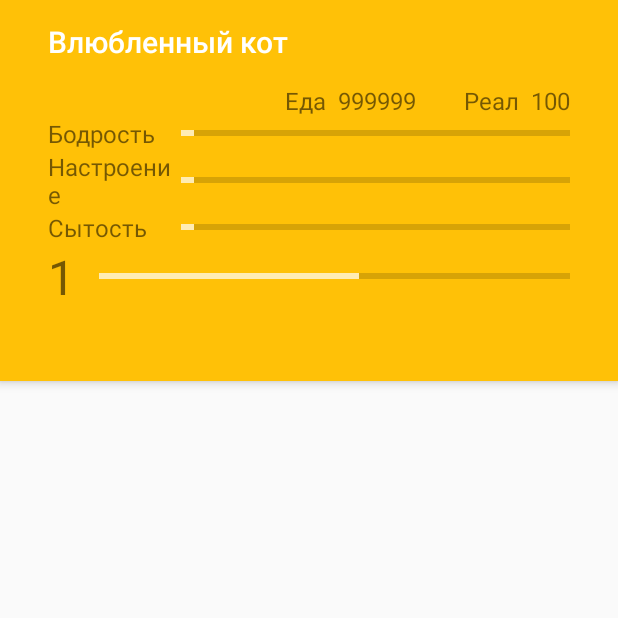
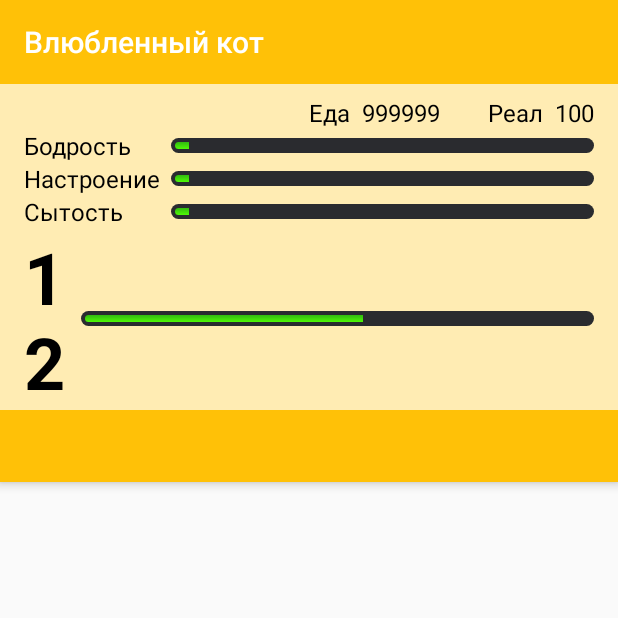
Before and after one commit to frommiass/CatInLove, an Android app: the screen it shows after launch (MainActivity), on a phone screen of 412 x 824 dp, the top half of it. Run offline under Robolectric (Android 15) with nearby library versions, the phone set to English and light mode, and no system bars; our stand-ins replace ButterKnife; libraries missing offline, so code that uses them is left out: com.jakewharton.rxrelay, rx.subscriptions; 16 statements that could not run were skipped.

Commit message:
fix design

```diff
--- a/app/src/main/res/layout/action_fragment.xml
+++ b/app/src/main/res/layout/action_fragment.xml
@@ -1,10 +1,12 @@
 <?xml version="1.0" encoding="utf-8"?>
-<RelativeLayout xmlns:android="http://schemas.android.com/apk/res/android"
+<RelativeLayout
+    xmlns:android="http://schemas.android.com/apk/res/android"
     android:layout_width="match_parent"
     android:layout_height="match_parent"
     android:background="#e5e5e5">
 
     <android.support.v7.widget.RecyclerView
+        android:background="@color/colorAccent"
         android:layout_width="match_parent"
         android:layout_height="match_parent"
         android:id="@+id/recycler_view" />
--- a/app/src/main/res/layout/activity_main.xml
+++ b/app/src/main/res/layout/activity_main.xml
@@ -1,5 +1,6 @@
 <?xml version="1.0" encoding="utf-8"?>
-<android.support.design.widget.CoordinatorLayout xmlns:android="http://schemas.android.com/apk/res/android"
+<android.support.design.widget.CoordinatorLayout
+    xmlns:android="http://schemas.android.com/apk/res/android"
     xmlns:app="http://schemas.android.com/apk/res-auto"
     xmlns:tools="http://schemas.android.com/tools"
     android:layout_width="match_parent"
@@ -17,9 +18,7 @@
         <LinearLayout
             android:layout_width="match_parent"
             android:layout_height="wrap_content"
-            android:orientation="vertical"
-            android:layout_marginLeft="16dp"
-            android:layout_marginRight="16dp">
+            android:orientation="vertical">
 
             <android.support.v7.widget.Toolbar
                 android:id="@+id/toolbar"
@@ -31,7 +30,9 @@
             <FrameLayout
                 android:id="@+id/fragment_indicators"
                 android:layout_width="match_parent"
-                android:layout_height="match_parent"/>
+                android:layout_height="wrap_content"
+                android:background="@color/colorAccent">
+            </FrameLayout>
 
             <android.support.design.widget.TabLayout
                 android:id="@+id/tab_layout"
--- a/app/src/main/res/layout/fragment_indicators.xml
+++ b/app/src/main/res/layout/fragment_indicators.xml
@@ -4,9 +4,10 @@
     xmlns:app="http://schemas.android.com/apk/res-auto"
     android:orientation="vertical"
     android:layout_width="match_parent"
-    android:layout_height="match_parent"
+    android:layout_height="wrap_content"
     android:layout_marginLeft="16dp"
-    android:layout_marginRight="16dp">
+    android:layout_marginRight="16dp"
+    android:layout_marginTop="8dp">
 
     <LinearLayout
         android:layout_width="match_parent"
@@ -18,6 +19,7 @@
             android:layout_height="wrap_content"
             android:text="@string/resource_food"
             android:textSize="16sp"
+            android:textColor="#000000"
             app:layout_scrollFlags="scroll|enterAlways"/>
         <TextView
             android:id="@+id/food"
@@ -26,6 +28,7 @@
             android:text="999999"
             android:textSize="16sp"
             android:paddingLeft="8dp"
+            android:textColor="#000000"
             app:layout_scrollFlags="scroll|enterAlways"/>
         <TextView
             android:layout_width="wrap_content"
@@ -33,6 +36,7 @@
             android:text="@string/resource_real"
             android:textSize="16sp"
             android:paddingLeft="32dp"
+            android:textColor="#000000"
             app:layout_scrollFlags="scroll|enterAlways"/>
         <TextView
             android:id="@+id/real"
@@ -41,6 +45,7 @@
             android:text="100"
             android:textSize="16sp"
             android:paddingLeft="8dp"
+            android:textColor="#000000"
             app:layout_scrollFlags="scroll|enterAlways"/>
     </LinearLayout>
 
@@ -55,6 +60,7 @@
             android:layout_weight="1"
             android:text="@string/indicator_energy"
             android:textSize="16sp"
+            android:textColor="#000000"
             app:layout_scrollFlags="scroll|snap"/>
 
         <ProgressBar
@@ -64,7 +70,7 @@
             android:layout_weight="2.4"
             android:progress="33"
             android:max="1000"
-            style="@android:style/Widget.DeviceDefault.Light.ProgressBar.Horizontal"
+            style="@style/CustomProgressBar"
             android:layout_gravity="center" />
 
     </LinearLayout>
@@ -80,6 +86,7 @@
             android:layout_weight="1"
             android:text="@string/indicator_mood"
             android:textSize="16sp"
+            android:textColor="#000000"
             app:layout_scrollFlags="scroll|snap"/>
 
         <ProgressBar
@@ -89,7 +96,7 @@
             android:layout_weight="2.4"
             android:progress="33"
             android:max="1000"
-            style="@android:style/Widget.DeviceDefault.Light.ProgressBar.Horizontal"
+            style="@style/CustomProgressBar"
             android:layout_gravity="center" />
 
     </LinearLayout>
@@ -105,6 +112,7 @@
             android:layout_weight="1"
             android:text="@string/indicator_satiety"
             android:textSize="16sp"
+            android:textColor="#000000"
             app:layout_scrollFlags="scroll|snap"/>
 
         <ProgressBar
@@ -114,7 +122,7 @@
             android:layout_weight="2.4"
             android:progress="33"
             android:max="1000"
-            style="@android:style/Widget.DeviceDefault.Light.ProgressBar.Horizontal"
+            style="@style/CustomProgressBar"
             android:layout_gravity="center" />
 
     </LinearLayout>
@@ -129,10 +137,13 @@
             android:layout_width="1dp"
             android:layout_height="wrap_content"
             android:layout_weight="1"
-            android:text="1"
-            android:textSize="32sp"
+            android:text="12"
+            android:textSize="48sp"
+            android:textColor="#000000"
             android:layout_gravity="center"
-            app:layout_scrollFlags="scroll|snap"/>
+            app:layout_scrollFlags="scroll|snap"
+            android:textStyle="bold"
+            android:fontFamily="@android:string/emptyPhoneNumber" />
 
         <ProgressBar
             android:id="@+id/pb_exp"
@@ -141,7 +152,7 @@
             android:layout_weight="8"
             android:progress="33"
             android:max="80"
-            style="@android:style/Widget.DeviceDefault.Light.ProgressBar.Horizontal"
+            style="@style/CustomProgressBar"
             android:layout_gravity="center" />
 
     </LinearLayout>
--- a/app/src/main/res/values/actions.xml
+++ b/app/src/main/res/values/actions.xml
@@ -63,10 +63,10 @@
         <item>Спать с мишкой</item>
         <item>Поспать с зайчиком</item>
         <item>Спать в батарее</item>
-        <item>Кайфовать в стиральной машинке</item>
+        <item>Кайфовать в стиралке</item>
         <item>Зевнуть как мужик</item>
-        <item>Спать на хозяйской подушке</item>
-        <item>Поспать по-человечески</item>
+        <item>Спать на хоз. подушке</item>
+        <item>Спать по-человечески</item>
         <item>Спать в гамаке</item>
         <item>Спать в веревке</item>
         <item>Потусить в банке</item>
```
Also changed, not shown: app/src/main/res/layout/action_card.xml (+15 -12 lines).
